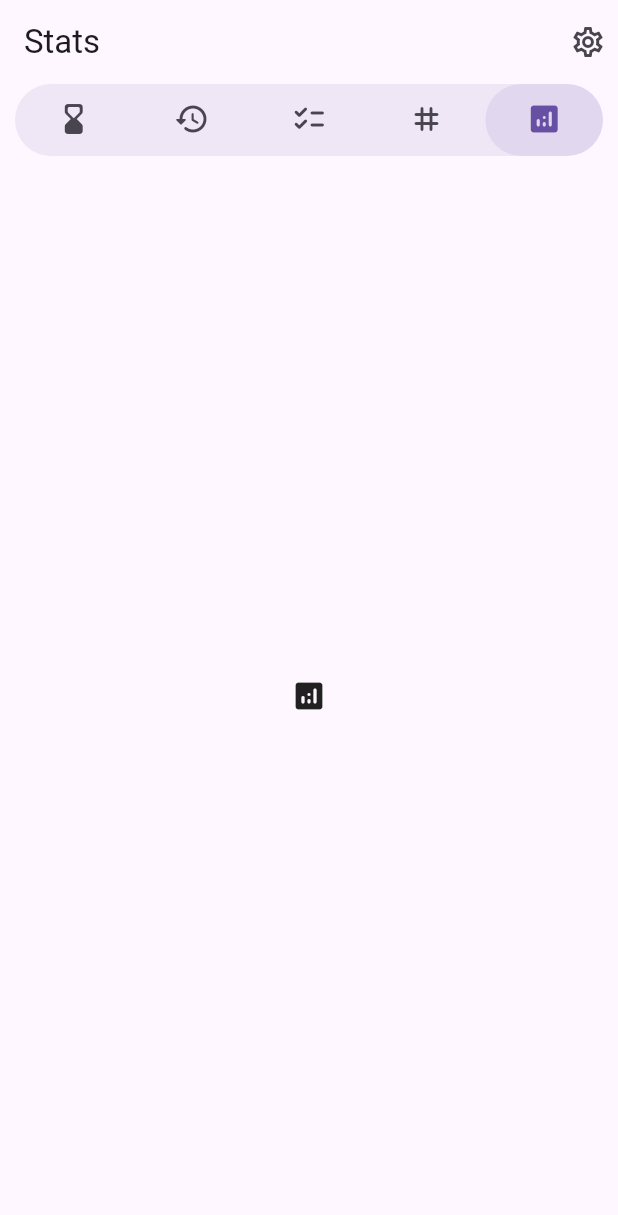
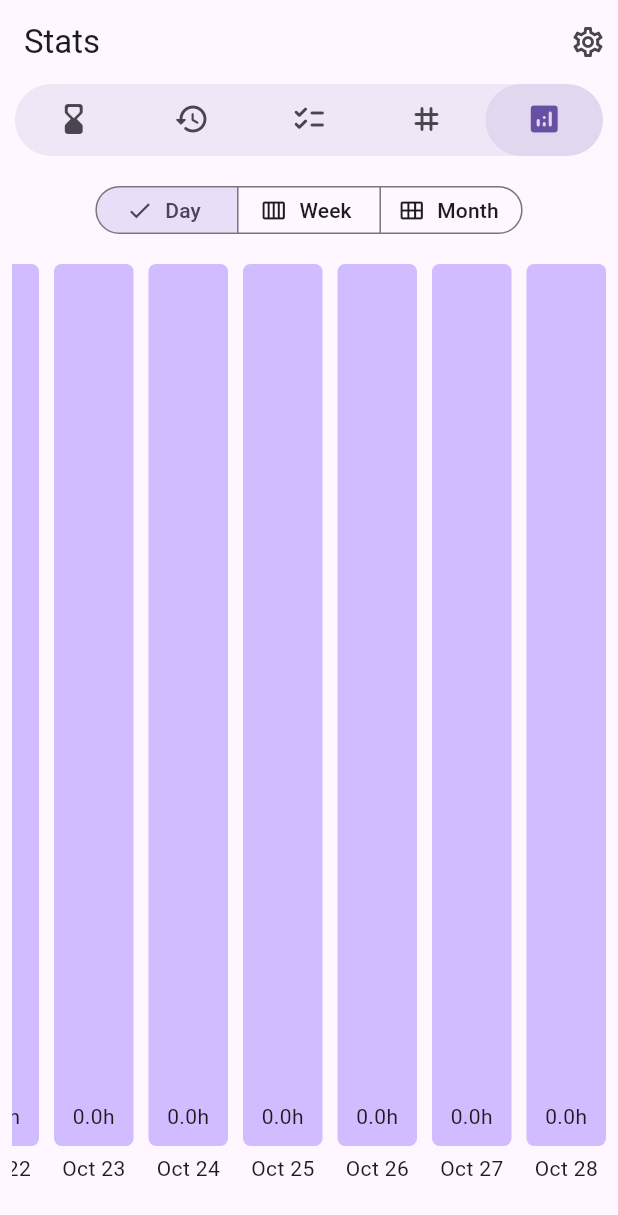
Before and after one commit to siddharthroy12/timebrew, a Flutter app: the screen it shows after launch, tab 5 chosen, on a phone screen of 412 x 824 dp. Shown: the top 1215 px of the screen. Run offline on Flutter 3.47's test engine with Material 2 defaults, Android fonts, the phone set to English and light mode, and no system bars; drawn by our look-alikes of dynamic_color; our stand-ins replace file_picker, isar; accounts and stored records are empty; generated files the repository leaves out were written again.

Commit message:
Added stats page

```diff
--- a/lib/extensions/date_time.dart
+++ b/lib/extensions/date_time.dart
@@ -21,3 +21,16 @@ extension DateTimeFormatting on DateTime {
     return '$month $day, $year';
   }
 }
+
+extension DateTimeExtension on DateTime {
+  int get weekOfMonth {
+    var date = this;
+    final firstDayOfTheMonth = DateTime(date.year, date.month, 1);
+    int sum = firstDayOfTheMonth.weekday - 1 + date.day;
+    if (sum % 7 == 0) {
+      return sum ~/ 7;
+    } else {
+      return sum ~/ 7 + 1;
+    }
+  }
+}
--- a/lib/main.dart
+++ b/lib/main.dart
@@ -1,9 +1,18 @@
 import 'package:flutter/material.dart';
 import 'package:dynamic_color/dynamic_color.dart';
+import 'package:flutter/gestures.dart';
 import 'tabs/tabs.dart';
 
 void main() {
   runApp(const MyApp());
+}
+
+class ThisShouldBeDefaultScrollBehavior extends MaterialScrollBehavior {
+  @override
+  Set<PointerDeviceKind> get dragDevices => {
+        PointerDeviceKind.touch,
+        PointerDeviceKind.mouse,
+      };
 }
 
 class MyApp extends StatelessWidget {
@@ -16,6 +25,7 @@ class MyApp extends StatelessWidget {
         return MaterialApp(
           title: 'Timebrew',
           debugShowCheckedModeBanner: false,
+          scrollBehavior: ThisShouldBeDefaultScrollBehavior(),
           theme: ThemeData(
             colorScheme: darkDynamic,
             useMaterial3: true,
--- /dev/null
+++ b/lib/tabs/stats.dart
@@ -0,0 +1,155 @@
+import 'package:flutter/material.dart';
+import 'package:timebrew/models/timelog.dart';
+import 'package:timebrew/services/isar_service.dart';
+import 'package:timebrew/utils.dart';
+
+enum Calendar { day, week, month }
+
+class Stats extends StatefulWidget {
+  const Stats({super.key});
+
+  @override
+  State<Stats> createState() => _StatsState();
+}
+
+class _StatsState extends State<Stats> with AutomaticKeepAliveClientMixin {
+  final isar = IsarService();
+  Calendar calendarView = Calendar.day;
+  ScrollController scrollController = ScrollController();
+
+  @override
+  bool get wantKeepAlive => true; //Set to true
+
+  @override
+  Widget build(BuildContext context) {
+    super.build(context);
+
+    return Padding(
+      padding: const EdgeInsets.symmetric(horizontal: 8.0, vertical: 20),
+      child: StreamBuilder<List<Timelog>>(
+        initialData: const [],
+        stream: isar.getTimelogStream(),
+        builder: (context, snapshot) {
+          List<Pair<String, double>> hours = [];
+          int maxHours = 0;
+          switch (calendarView) {
+            case Calendar.day:
+              hours = getDailyHours(snapshot.data!);
+              maxHours = 24;
+              break;
+            case Calendar.month:
+              hours = getMonthlyHours(snapshot.data!);
+              maxHours = 730;
+              break;
+            case Calendar.week:
+              hours = getWeeklyHours(snapshot.data!);
+              maxHours = 24 * 7;
+              break;
+          }
+          return Column(
+            crossAxisAlignment: CrossAxisAlignment.center,
+            children: [
+              SegmentedButton<Calendar>(
+                segments: const <ButtonSegment<Calendar>>[
+                  ButtonSegment<Calendar>(
+                      value: Calendar.day,
+                      label: Text('Day'),
+                      icon: Icon(Icons.calendar_view_day)),
+                  ButtonSegment<Calendar>(
+                      value: Calendar.week,
+                      label: Text('Week'),
+                      icon: Icon(Icons.calendar_view_week)),
+                  ButtonSegment<Calendar>(
+                      value: Calendar.month,
+                      label: Text('Month'),
+                      icon: Icon(Icons.calendar_view_month)),
+                ],
+                selected: <Calendar>{calendarView},
+                onSelectionChanged: (Set<Calendar> newSelection) {
+                  setState(() {
+                    calendarView = newSelection.first;
+                  });
+                },
+              ),
+              const SizedBox(
+                height: 20,
+              ),
+              Expanded(
+                child: Scrollbar(
+                  controller: scrollController,
+                  child: Padding(
+                    padding: const EdgeInsets.only(bottom: 15.0),
+                    child: ListView.separated(
+                      reverse: true,
+                      controller: scrollController,
+                      itemCount: hours.length,
+                      scrollDirection: Axis.horizontal,
+                      separatorBuilder: (context, index) => const SizedBox(
+                        width: 10,
+                      ),
+                      itemBuilder: (context, index) {
+                        return SizedBox(
+                          width: 53,
+                          child: Column(
+                            children: [
+                              Expanded(
+                                child: Tooltip(
+                                  message: formatHours(hours[index].last),
+                                  child: Stack(
+                                    alignment: AlignmentDirectional.bottomStart,
+                                    children: [
+                                      Container(
+                                        decoration: BoxDecoration(
+                                          borderRadius:
+                                              BorderRadius.circular(5),
+                                          color: Theme.of(context)
+                                              .colorScheme
+                                              .inversePrimary,
+                                        ),
+                                      ),
+                                      FractionallySizedBox(
+                                        heightFactor:
+                                            hours[index].last / maxHours,
+                                        child: Container(
+                                          decoration: BoxDecoration(
+                                            borderRadius:
+                                                BorderRadius.circular(5),
+                                            color: Theme.of(context)
+                                                .colorScheme
+                                                .secondary,
+                                          ),
+                                        ),
+                                      ),
+                                      FractionallySizedBox(
+                                        heightFactor:
+                                            (hours[index].last / maxHours) +
+                                                0.05,
+                                        widthFactor: 1,
+                                        child: Text(
+                                          '${hours[index].last.toStringAsFixed(1)}h',
+                                          textAlign: TextAlign.center,
+                                        ),
+                                      ),
+                                    ],
+                                  ),
+                                ),
+                              ),
+                              const SizedBox(
+                                height: 5,
+                              ),
+                              Text(hours[index].first.split(',')[0]),
+                            ],
+                          ),
+                        );
+                      },
+                    ),
+                  ),
+                ),
+              ),
+            ],
+          );
+        },
+      ),
+    );
+  }
+}
--- a/lib/tabs/tabs.dart
+++ b/lib/tabs/tabs.dart
@@ -1,6 +1,7 @@
 import 'package:flutter/material.dart';
 import 'package:timebrew/popups/create_timelog.dart';
 import 'package:timebrew/settings.dart';
+import 'package:timebrew/tabs/stats.dart';
 import 'package:timebrew/tabs/tags.dart';
 import 'package:timebrew/tabs/tasks.dart';
 import 'package:timebrew/tabs/timelogs.dart';
@@ -172,7 +173,7 @@ class _TabsState extends State<Tabs> with SingleTickerProviderStateMixin {
             Timelogs(),
             Tasks(),
             Tags(),
-            Tab(icon: Icon(Icons.analytics_rounded)),
+            Stats(),
           ],
         ),
         floatingActionButton: Builder(
--- a/lib/utils.dart
+++ b/lib/utils.dart
@@ -1,5 +1,13 @@
+import 'package:timebrew/models/timelog.dart';
 import 'package:timebrew/services/isar_service.dart';
 import 'package:timebrew/extensions/date_time.dart';
+
+/// A pair of values.
+class Pair<E, F> {
+  E first;
+  F last;
+  Pair({required this.first, required this.last});
+}
 
 /// Convert milliseconds to human readable format
 /// [milliseconds] is epoc time
@@ -84,3 +92,149 @@ Future<String> convertTimelogsToCSV() async {
   }
   return result;
 }
+
+double getTimelogHours(Timelog timelog) {
+  return (timelog.endTime - timelog.startTime) / 3.6e+6;
+}
+
+List<Pair<String, double>> getDailyHours(List<Timelog> timelogs) {
+  List<Pair<String, double>> result = [];
+  Map<String, double> groupByDay = {};
+
+  for (var timelog in timelogs) {
+    final dateString =
+        DateTime.fromMillisecondsSinceEpoch(timelog.startTime).toDateString();
+
+    final hours = getTimelogHours(timelog);
+
+    if (groupByDay.containsKey(dateString)) {
+      groupByDay[dateString] = groupByDay[dateString]! + hours;
+    } else {
+      groupByDay[dateString] = hours;
+    }
+  }
+
+  for (var i = 0; i < 365; i++) {
+    final dateString =
+        DateTime.now().subtract(Duration(days: i)).toDateString();
+    double hours = 0;
+    if (groupByDay.containsKey(dateString)) {
+      hours = groupByDay[dateString]!;
+    } else {
+      hours = 0;
+    }
+    result.add(Pair(first: dateString, last: hours));
+  }
+
+  return result;
+}
+
+List<Pair<String, double>> getWeeklyHours(List<Timelog> timelogs) {
+  List<Pair<String, double>> result = [];
+  Map<String, double> groupByDay = {};
+
+  for (var timelog in timelogs) {
+    var dateTime = DateTime.fromMillisecondsSinceEpoch(timelog.startTime);
+
+    String month = dateTime.toDateString().split(' ')[0];
+    String year = dateTime.year.toString().substring(2, 4);
+    int week = dateTime.weekOfMonth;
+    var key = "${week}w $month, '$year";
+
+    final hours = getTimelogHours(timelog);
+
+    if (groupByDay.containsKey(key)) {
+      groupByDay[key] = groupByDay[key]! + hours;
+    } else {
+      groupByDay[key] = hours;
+    }
+  }
+
+  for (var i = 0; i < 365; i++) {
+    final dateTime = DateTime.now().subtract(Duration(days: i));
+
+    String month = dateTime.toDateString().split(' ')[0];
+    String year = dateTime.year.toString().substring(2, 4);
+    int week = dateTime.weekOfMonth;
+
+    var key = "${week}w $month, '$year";
+    double hours = 0;
+    if (groupByDay.containsKey(key)) {
+      hours = groupByDay[key]!;
+    } else {
+      hours = 0;
+    }
+    if (result.isEmpty || result.last.first != key) {
+      result.add(Pair(first: key, last: hours));
+    }
+  }
+
+  return result;
+}
+
+List<Pair<String, double>> getMonthlyHours(List<Timelog> timelogs) {
+  List<Pair<String, double>> result = [];
+  Map<String, double> groupByDay = {};
+
+  for (var timelog in timelogs) {
+    var dateTime = DateTime.fromMillisecondsSinceEpoch(timelog.startTime);
+
+    String month = dateTime.toDateString().split(' ')[0];
+    String year = dateTime.year.toString().substring(2, 4);
+
+    var key = "$month '$year";
+
+    final hours = getTimelogHours(timelog);
+
+    if (groupByDay.containsKey(key)) {
+      groupByDay[key] = groupByDay[key]! + hours;
+    } else {
+      groupByDay[key] = hours;
+    }
+  }
+
+  for (var i = 0; i < 12 * 3; i++) {
+    final dateTime = DateTime.now().subtract(Duration(days: i * 30));
+
+    String month = dateTime.toDateString().split(' ')[0];
+    String year = dateTime.year.toString().substring(2, 4);
+
+    var key = "$month '$year";
+    double hours = 0;
+    if (groupByDay.containsKey(key)) {
+      hours = groupByDay[key]!;
+    } else {
+      hours = 0;
+    }
+    if (result.isEmpty || result.last.first != key) {
+      result.add(Pair(first: key, last: hours));
+    }
+  }
+
+  return result;
+}
+
+String formatHours(double hours) {
+  int hoursInt = hours.floor();
+  int minutes = ((hours - hoursInt) * 60).round();
+
+  String result = '$hoursInt hour';
+  if (hoursInt != 1) {
+    result += 's';
+  }
+
+  if (minutes > 0) {
+    result += ' $minutes minute';
+    if (minutes != 1) {
+      result += 's';
+    }
+  }
+
+  return result;
+}
+
+int weeksBetween(DateTime from, DateTime to) {
+  from = DateTime.utc(from.year, from.month, from.day);
+  to = DateTime.utc(to.year, to.month, to.day);
+  return (to.difference(from).inDays / 7).ceil();
+}
--- a/pubspec.yaml
+++ b/pubspec.yaml
@@ -43,6 +43,7 @@ dependencies:
   grouped_list: ^5.1.2
   url_launcher: ^6.2.0
   file_picker: ^6.0.0
+  fl_chart: ^0.64.0
 
 dev_dependencies:
   flutter_test:
```
Also changed, not shown: pubspec.lock.
